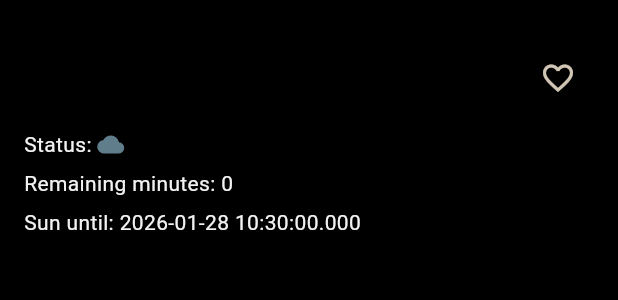
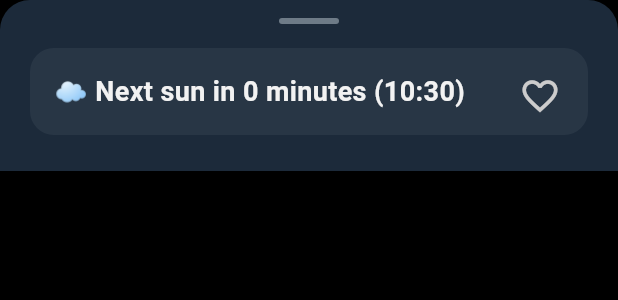
Before and after one commit to hwanderer28/sonnenbankerl, a Flutter app: the BenchInfoSheet widget shown alone on an empty page, opened directly with empty values, on a phone screen of 412 x 824 dp. Shown: the top 300 px of the screen. Run offline on Flutter 3.47's test engine with Material 3 defaults, Android fonts, the light colour scheme and no system bars; our stand-ins replace flutter_phoenix, shared_preferences; missing offline and left inert: maplibre_gl; accounts and stored records are empty; network calls fail.

Commit message:
polished flutter design and added benches

```diff
--- a/mobile/lib/models/bench_info.dart
+++ b/mobile/lib/models/bench_info.dart
@@ -1,5 +1,6 @@
 import 'package:flutter/material.dart';
 import 'bench.dart';
+import '../theme/app_theme.dart';
 
 class BenchInfoSheet extends StatefulWidget {
   final Bench bench;
@@ -38,35 +39,101 @@ class _BenchInfoSheetState extends State<BenchInfoSheet> {
     }
   }
 
+  String _formatTime(DateTime dateTime) {
+    final hour = dateTime.hour.toString().padLeft(2, '0');
+    final minute = dateTime.minute.toString().padLeft(2, '0');
+    return '$hour:$minute';
+  }
+
+  String _getStatusMessage() {
+    final bench = widget.bench;
+    final status = bench.currentStatus.trim().toLowerCase();
+
+    if (bench.remainingMinutes == null || bench.sunUntil == null) {
+      return 'No sun change within 7 days';
+    }
+
+    if (status == 'sunny') {
+      return '☀️ Sunny for ${bench.remainingMinutes} more minutes';
+    } else {
+      return '☁️ Next sun in ${bench.remainingMinutes} minutes (${_formatTime(bench.sunUntil!)})';
+    }
+  }
+
   @override
   Widget build(BuildContext context) {
     final bench = widget.bench;
+    final isSunny = bench.currentStatus.trim().toLowerCase() == 'sunny';
 
-    return Padding(
-      padding: const EdgeInsets.fromLTRB(16, 12, 16, 20),
+    return Container(
+      decoration: const BoxDecoration(
+        color: AppColors.deepBlue,
+        borderRadius: BorderRadius.vertical(top: Radius.circular(20)),
+      ),
+      child: Padding(
+        padding: const EdgeInsets.fromLTRB(20, 12, 20, 24),
         child: Column(
           mainAxisSize: MainAxisSize.min,
-        crossAxisAlignment: CrossAxisAlignment.start,
+          crossAxisAlignment: CrossAxisAlignment.stretch,
           children: [
-          Container(
+            Center(
+              child: Container(
                 width: 40,
                 height: 4,
-            margin: const EdgeInsets.only(bottom: 12),
+                margin: const EdgeInsets.only(bottom: 16),
                 decoration: BoxDecoration(
-              color: Colors.black26,
+                  color: AppColors.blueGrey,
                   borderRadius: BorderRadius.circular(999),
                 ),
               ),
+            ),
 
-          Row(
+            Stack(
               children: [
-              Expanded(
-                child: Text(
-                  bench.displayName,
-                  style: const TextStyle(fontSize: 18, fontWeight: FontWeight.bold),
+                Container(
+                  width: double.infinity,
+                  padding: const EdgeInsets.all(16),
+                  decoration: BoxDecoration(
+                    color: isSunny
+                        ? AppColors.sunGold.withOpacity(0.15)
+                        : AppColors.blueGrey.withOpacity(0.15),
+                    borderRadius: BorderRadius.circular(16),
+                  ),
+                  child: Column(
+                    crossAxisAlignment: CrossAxisAlignment.start,
+                    children: [
+                      Text(
+                        _getStatusMessage(),
+                        style: TextStyle(
+                          fontSize: 18,
+                          fontWeight: FontWeight.bold,
+                          color: isSunny ? AppColors.sunGold : AppColors.textLight,
                         ),
                       ),
-              IconButton(
+                      if (bench.statusNote != null && bench.statusNote!.isNotEmpty) ...[
+                        const SizedBox(height: 12),
+                        Container(
+                          padding: const EdgeInsets.all(12),
+                          decoration: BoxDecoration(
+                            color: AppColors.deepBlue.withOpacity(0.3),
+                            borderRadius: BorderRadius.circular(10),
+                          ),
+                          child: Text(
+                            'ℹ️  ${bench.statusNote!}',
+                            style: const TextStyle(
+                              fontSize: 14,
+                              color: AppColors.textLight,
+                            ),
+                          ),
+                        ),
+                      ],
+                    ],
+                  ),
+                ),
+                Positioned(
+                  top: 8,
+                  right: 8,
+                  child: IconButton(
                     onPressed: () async {
                       final newState = await widget.onToggleFavorite(bench.id);
                       if (!mounted) return;
@@ -74,42 +141,15 @@ class _BenchInfoSheetState extends State<BenchInfoSheet> {
                     },
                     icon: Icon(
                       _isFavorite ? Icons.favorite : Icons.favorite_border,
-                  color: _isFavorite ? Colors.red : null,
+                      color: _isFavorite ? AppColors.sunGold : AppColors.textMuted,
+                      size: 28,
+                    ),
                   ),
                 ),
               ],
             ),
-
-          const SizedBox(height: 10),
-
-          Row(
-            children: [
-              const Text('Status: '),
-              Icon(
-                bench.currentStatus.trim().toLowerCase() == 'sunny'
-                    ? Icons.wb_sunny
-                    : Icons.cloud,
-                color: bench.currentStatus.trim().toLowerCase() == 'sunny'
-                    ? Colors.orange
-                    : Colors.blueGrey,
-                size: 18,
-              ),
           ],
         ),
-
-          if (bench.remainingMinutes != null) ...[
-            const SizedBox(height: 6),
-            Text('Remaining minutes: ${bench.remainingMinutes}'),
-          ],
-          if (bench.sunUntil != null) ...[
-            const SizedBox(height: 6),
-            Text('Sun until: ${bench.sunUntil}'),
-          ],
-          if (bench.statusNote != null && bench.statusNote!.isNotEmpty) ...[
-            const SizedBox(height: 6),
-            Text('Note: ${bench.statusNote}'),
-          ],
-        ],
       ),
     );
   }
--- a/mobile/pubspec.yaml
+++ b/mobile/pubspec.yaml
@@ -18,6 +18,7 @@ dependencies:
   maplibre_gl: ^0.21.0
   flutter_phoenix: ^1.1.1
   shared_preferences: ^2.2.3
+  intl: ^0.19.0
 
   cupertino_icons: ^1.0.8
 
```
Also changed, not shown: mobile/lib/screens/bench_map.dart (+145 -68 lines), mobile/lib/services/api_service.dart (+8 -4 lines), mobile/pubspec.lock, 2 other files. Lines whose indentation alone changed are shown as unchanged.
